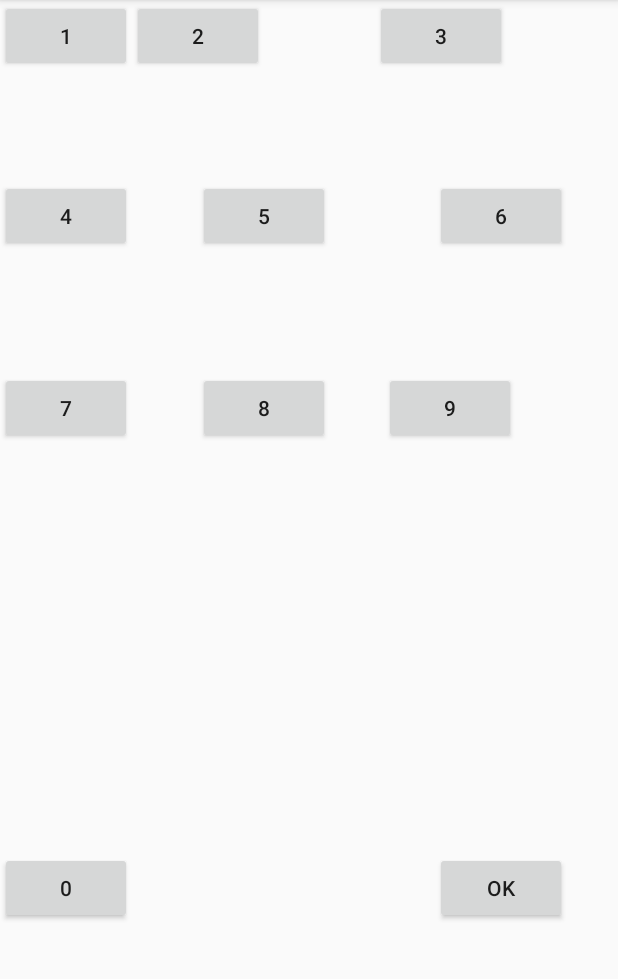
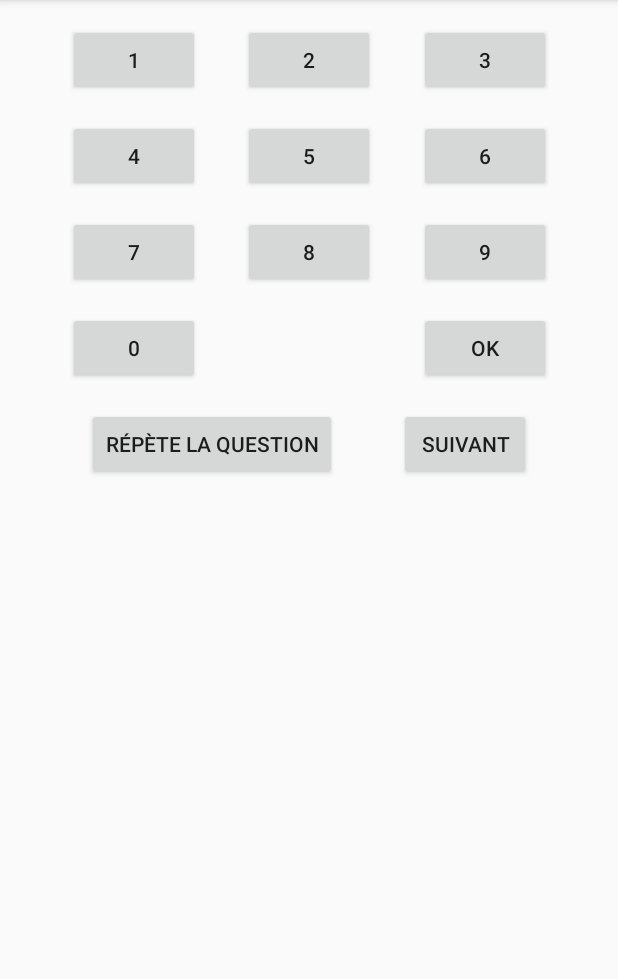
Before and after one commit to Natsuyuki2/CalculMental, an Android app: the screen it shows after launch (MainActivity), on a phone screen of 412 x 824 dp, the part 84-1063 px from its top. Run offline under Robolectric (Android 15) with nearby library versions, the phone set to English and light mode, and no system bars; our stand-ins replace data binding.

Commit message:
Rework layout margins

```diff
--- a/app/src/main/java/com/example/calculmental/MainActivity.kt
+++ b/app/src/main/java/com/example/calculmental/MainActivity.kt
@@ -2,11 +2,25 @@ package com.example.calculmental
 
 import androidx.appcompat.app.AppCompatActivity
 import android.os.Bundle
+import android.widget.Button
+import com.example.calculmental.model.TheVoice
+import kotlinx.android.synthetic.main.activity_main.*
 
 class MainActivity : AppCompatActivity() {
 
     override fun onCreate(savedInstanceState: Bundle?) {
         super.onCreate(savedInstanceState)
         setContentView(R.layout.activity_main)
+
+        val theVoice = TheVoice(applicationContext)
+
+        val nouvelleQuestionBoutton : Button = findViewById(R.id.nouvelleQuestion_button)
+        nouvelleQuestionBoutton.setOnClickListener {
+            theVoice.nouvelleQuestion()
+        }
+        val répéteLaQuestion : Button = findViewById(R.id.répéter)
+        répéteLaQuestion.setOnClickListener {
+            theVoice.repeteLaQuestion()
+        }
     }
 }
--- a/app/src/main/java/com/example/calculmental/model/TheVoice.kt
+++ b/app/src/main/java/com/example/calculmental/model/TheVoice.kt
@@ -1,12 +1,51 @@
 package com.example.calculmental.model
 
-class TheVoice : CalculMental {
+import android.content.Context
+import android.media.MediaPlayer
+import com.example.calculmental.R
+import java.util.*
+
+class TheVoice (private val context : Context) : CalculMental {
+
     override fun nouvelleQuestion() {
-        TODO("Not yet implemented")
+
+        membreDeGauche = Random().nextInt(10) + 1
+
+        membreDeDroite = Random().nextInt(10) + 1
+
+        operation = Random().nextInt(2) + 1
+
+        idDesSonsALire = listOf(
+            listeDesNombres[membreDeGauche - 1],
+            listeDesOperation[operation - 1],
+            listeDesNombres[membreDeDroite - 1],
+            R.raw.lianah_egal)
+
+        caseALire = 0
+        lire()
     }
 
+    private fun lire() {
+
+        player = MediaPlayer.create(context, idDesSonsALire!![caseALire])
+
+        player?.setOnCompletionListener {
+            caseALire += 1
+
+            if (caseALire < idDesSonsALire!!.size) {
+                lire()
+            }
+        }
+
+        player?.start()
+
+    }
+
+
+
+
     override fun repeteLaQuestion() {
-        TODO("Not yet implemented")
+        lire()
     }
 
     override fun donneMoiLeResultat(): Int {
@@ -16,4 +55,28 @@ class TheVoice : CalculMental {
     override fun ecritLaQuestion(): String {
         TODO("Not yet implemented")
     }
+    private val listeDesNombres = listOf(
+        R.raw.lianah_1,
+        R.raw.lianah_2,
+        R.raw.lianah_3,
+        R.raw.lianah_4,
+        R.raw.lianah_5,
+        R.raw.lianah_6,
+        R.raw.lianah_7,
+        R.raw.lianah_8,
+        R.raw.lianah_9,
+        R.raw.lianah_10)
+
+    private val listeDesOperation = listOf(
+        R.raw.lianah_plus,
+        R.raw.lianah_moins)
+
+    private var membreDeGauche : Int = 0
+    private var membreDeDroite : Int = 0
+    private var operation : Int = 0
+    private var player : MediaPlayer? = null
+
+    private var idDesSonsALire : List<Int>? = null
+
+    private var caseALire : Int = 0
 }
--- a/app/src/main/res/layout/activity_main.xml
+++ b/app/src/main/res/layout/activity_main.xml
@@ -13,7 +13,11 @@
             android:id="@+id/keypad1_button"
             android:layout_width="wrap_content"
             android:layout_height="wrap_content"
+            android:layout_marginStart="16dp"
+            android:layout_marginTop="16dp"
             android:text="1"
+            app:layout_constraintEnd_toStartOf="@+id/keypad2_button"
+            app:layout_constraintHorizontal_bias="0.5"
             app:layout_constraintStart_toStartOf="parent"
             app:layout_constraintTop_toTopOf="parent" />
 
@@ -22,24 +26,31 @@
             android:layout_width="wrap_content"
             android:layout_height="wrap_content"
             android:text="2"
-            app:layout_constraintStart_toEndOf="@+id/keypad1_button"
-            app:layout_constraintTop_toTopOf="parent" />
+            app:layout_constraintBaseline_toBaselineOf="@+id/keypad1_button"
+            app:layout_constraintEnd_toStartOf="@+id/keypad3_button"
+            app:layout_constraintHorizontal_bias="0.5"
+            app:layout_constraintStart_toEndOf="@+id/keypad1_button" />
 
         <Button
             android:id="@+id/keypad3_button"
             android:layout_width="wrap_content"
             android:layout_height="wrap_content"
+            android:layout_marginEnd="16dp"
             android:text="3"
+            app:layout_constraintBaseline_toBaselineOf="@+id/keypad2_button"
             app:layout_constraintEnd_toEndOf="parent"
-            app:layout_constraintStart_toEndOf="@+id/keypad2_button"
-            app:layout_constraintTop_toTopOf="parent" />
+            app:layout_constraintHorizontal_bias="0.5"
+            app:layout_constraintStart_toEndOf="@+id/keypad2_button" />
 
         <Button
             android:id="@+id/keypad4_button"
             android:layout_width="wrap_content"
             android:layout_height="wrap_content"
-            android:layout_marginTop="72dp"
+            android:layout_marginStart="16dp"
+            android:layout_marginTop="16dp"
             android:text="4"
+            app:layout_constraintEnd_toStartOf="@+id/keypad5_button"
+            app:layout_constraintHorizontal_bias="0.5"
             app:layout_constraintStart_toStartOf="parent"
             app:layout_constraintTop_toBottomOf="@+id/keypad1_button" />
 
@@ -47,29 +58,32 @@
             android:id="@+id/keypad5_button"
             android:layout_width="wrap_content"
             android:layout_height="wrap_content"
-            android:layout_marginStart="44dp"
-            android:layout_marginTop="72dp"
             android:text="5"
-            app:layout_constraintStart_toEndOf="@+id/keypad4_button"
-            app:layout_constraintTop_toBottomOf="@+id/keypad2_button" />
+            app:layout_constraintBaseline_toBaselineOf="@+id/keypad4_button"
+            app:layout_constraintEnd_toStartOf="@+id/keypad6_button"
+            app:layout_constraintHorizontal_bias="0.5"
+            app:layout_constraintStart_toEndOf="@+id/keypad4_button" />
 
         <Button
             android:id="@+id/keypad6_button"
             android:layout_width="wrap_content"
             android:layout_height="wrap_content"
-            android:layout_marginStart="36dp"
-            android:layout_marginTop="72dp"
+            android:layout_marginEnd="16dp"
             android:text="6"
+            app:layout_constraintBaseline_toBaselineOf="@+id/keypad5_button"
             app:layout_constraintEnd_toEndOf="parent"
-            app:layout_constraintStart_toEndOf="@+id/keypad5_button"
-            app:layout_constraintTop_toBottomOf="@+id/keypad3_button" />
+            app:layout_constraintHorizontal_bias="0.5"
+            app:layout_constraintStart_toEndOf="@+id/keypad5_button" />
 
         <Button
             android:id="@+id/keypad7_button"
             android:layout_width="wrap_content"
             android:layout_height="wrap_content"
-            android:layout_marginTop="80dp"
+            android:layout_marginStart="16dp"
+            android:layout_marginTop="16dp"
             android:text="7"
+            app:layout_constraintEnd_toStartOf="@+id/keypad8_button"
+            app:layout_constraintHorizontal_bias="0.5"
             app:layout_constraintStart_toStartOf="parent"
             app:layout_constraintTop_toBottomOf="@+id/keypad4_button" />
 
@@ -77,42 +91,66 @@
             android:id="@+id/keypad8_button"
             android:layout_width="wrap_content"
             android:layout_height="wrap_content"
-            android:layout_marginStart="44dp"
-            android:layout_marginTop="80dp"
             android:text="8"
-            app:layout_constraintStart_toEndOf="@+id/keypad7_button"
-            app:layout_constraintTop_toBottomOf="@+id/keypad5_button" />
+            app:layout_constraintBaseline_toBaselineOf="@+id/keypad7_button"
+            app:layout_constraintEnd_toStartOf="@+id/keypad9_button"
+            app:layout_constraintHorizontal_bias="0.5"
+            app:layout_constraintStart_toEndOf="@+id/keypad7_button" />
 
         <Button
             android:id="@+id/keypad9_button"
             android:layout_width="wrap_content"
             android:layout_height="wrap_content"
-            android:layout_marginStart="36dp"
-            android:layout_marginTop="80dp"
+            android:layout_marginEnd="16dp"
             android:text="9"
-            app:layout_constraintStart_toEndOf="@+id/keypad8_button"
-            app:layout_constraintTop_toBottomOf="@+id/keypad6_button" />
+            app:layout_constraintBaseline_toBaselineOf="@+id/keypad8_button"
+            app:layout_constraintEnd_toEndOf="parent"
+            app:layout_constraintHorizontal_bias="0.5"
+            app:layout_constraintStart_toEndOf="@+id/keypad8_button" />
 
         <Button
             android:id="@+id/keypad10_button"
             android:layout_width="wrap_content"
             android:layout_height="wrap_content"
-            android:layout_marginTop="120dp"
+            android:layout_marginStart="16dp"
+            android:layout_marginTop="16dp"
             android:text="0"
-            app:layout_constraintBottom_toBottomOf="parent"
+            app:layout_constraintEnd_toStartOf="@+id/keypad8_button"
             app:layout_constraintStart_toStartOf="parent"
-            app:layout_constraintTop_toBottomOf="@+id/keypad8_button" />
+            app:layout_constraintTop_toBottomOf="@+id/keypad7_button" />
 
         <Button
             android:id="@+id/keypad11_button"
             android:layout_width="wrap_content"
             android:layout_height="wrap_content"
-            android:layout_marginStart="168dp"
-            android:layout_marginTop="120dp"
+            android:layout_marginEnd="16dp"
             android:text="OK"
-            app:layout_constraintBottom_toBottomOf="parent"
+            app:layout_constraintBaseline_toBaselineOf="@+id/keypad10_button"
             app:layout_constraintEnd_toEndOf="parent"
-            app:layout_constraintStart_toEndOf="@+id/keypad10_button"
-            app:layout_constraintTop_toBottomOf="@+id/keypad9_button" />
+            app:layout_constraintStart_toEndOf="@+id/keypad8_button" />
+
+        <Button
+            android:id="@+id/nouvelleQuestion_button"
+            android:layout_width="wrap_content"
+            android:layout_height="wrap_content"
+            android:layout_marginEnd="16dp"
+            android:text="Suivant"
+            app:layout_constraintBaseline_toBaselineOf="@+id/répéter"
+            app:layout_constraintEnd_toEndOf="parent"
+            app:layout_constraintHorizontal_bias="0.5"
+            app:layout_constraintStart_toEndOf="@+id/répéter" />
+
+        <Button
+            android:id="@+id/répéter"
+            android:layout_width="wrap_content"
+            android:layout_height="wrap_content"
+            android:layout_marginStart="16dp"
+            android:layout_marginTop="16dp"
+            android:text="Répète la question"
+            app:layout_constraintEnd_toStartOf="@+id/nouvelleQuestion_button"
+            app:layout_constraintHorizontal_bias="0.5"
+            app:layout_constraintStart_toStartOf="parent"
+            app:layout_constraintTop_toBottomOf="@+id/keypad10_button" />
+
     </androidx.constraintlayout.widget.ConstraintLayout>
 </layout>
```
